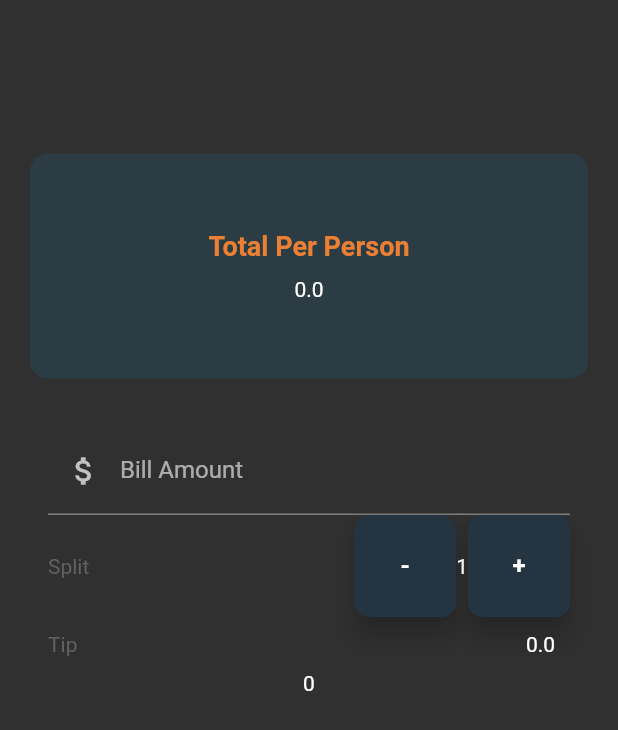
After one commit to hafidzsulistyan/globulator, a Flutter app: the BillView screen opened directly, on a phone screen of 412 x 824 dp. The commit adds this screen. Shown: the top 730 px of the screen. Run offline on Flutter 3.47's test engine with Material 2 defaults, Android fonts, the phone set to English and light mode, and no system bars; our stand-ins replace get; missing offline and left inert: function_tree.

Commit message:
Fix bugs at home and add the bill feature

```diff
--- /dev/null
+++ b/lib/app/core/theme.dart
@@ -0,0 +1,14 @@
+import 'package:flutter/material.dart';
+
+final ThemeData dark = ThemeData(
+    backgroundColor: const Color(0xff243441),
+    primaryColor: const Color(0xffEB8034),
+    accentColor: Colors.white60,
+    brightness: Brightness.dark,
+  );
+  final ThemeData light = ThemeData(
+    backgroundColor: const Color(0xffEBEBEB),
+    primaryColor: const Color(0xffEB8034),
+    accentColor: Colors.black38,
+    brightness: Brightness.light,
+  );
--- /dev/null
+++ b/lib/app/modules/bill/bindings/bill_binding.dart
@@ -0,0 +1,12 @@
+import 'package:get/get.dart';
+
+import '../controllers/bill_controller.dart';
+
+class BillBinding extends Bindings {
+  @override
+  void dependencies() {
+    Get.lazyPut<BillController>(
+      () => BillController(),
+    );
+  }
+}
--- /dev/null
+++ b/lib/app/modules/bill/controllers/bill_controller.dart
@@ -0,0 +1,27 @@
+import 'package:get/get.dart';
+
+class BillController extends GetxController {
+  var billAmount = 0.0.obs;
+  var personCounter = 1.obs;
+  var tipPercentage = 0.obs;
+  var tipAmount = 0.0.obs;
+  var totalBill = 0.0.obs;
+
+  void calculateTotalPerPerson(double billAmount, int splitBy, int tipPercentage) {
+    totalBill.value = (tipAmount.value + billAmount) / splitBy;
+  }
+
+  void calculateTotalTip(double billAmount, int tipPercentage) {
+    if (billAmount > 0) {
+      tipAmount.value = (billAmount * tipPercentage) / 100;
+    }
+  }
+
+  void updatePersonCount(String data) {
+    if (data == "+") {
+      personCounter.value++;
+    } else if (data == "-") {
+      personCounter.value--;
+    }
+  }
+}
--- /dev/null
+++ b/lib/app/modules/bill/views/bill_view.dart
@@ -0,0 +1,134 @@
+import 'package:flutter/material.dart';
+import 'package:flutter/services.dart';
+import 'package:get/get.dart';
+import 'package:globulator/app/core/theme.dart';
+
+import '../controllers/bill_controller.dart';
+import '../widgets/item_button_custom.dart';
+
+class BillView extends GetView<BillController> {
+  @override
+  Widget build(BuildContext context) {
+    SystemChrome.setPreferredOrientations([DeviceOrientation.portraitUp]);
+    return Scaffold(
+      body: SafeArea(
+        child: Container(
+          margin: EdgeInsets.only(top: MediaQuery.of(context).size.height * 0.1),
+          alignment: Alignment.center,
+          child: ListView(
+            padding: const EdgeInsets.all(20.0),
+            children: <Widget>[
+              Container(
+                width: 150,
+                height: 150,
+                decoration: BoxDecoration(
+                    color: Colors.lightBlue.withOpacity(0.1),
+                    borderRadius: BorderRadius.circular(12.0)),
+                child: Center(
+                  child: Column(
+                    mainAxisAlignment: MainAxisAlignment.center,
+                    children: <Widget>[
+                      Text(
+                        'Total Per Person',
+                        style: TextStyle(
+                          color: context.theme.primaryColor,
+                          fontSize: 18,
+                          fontWeight: FontWeight.bold
+                        ),
+                      ),
+                      SizedBox(
+                        height: 10,
+                      ),
+                      Obx(
+                        () => Text(
+                          '${controller.totalBill.value}',
+                        )
+                      )
+                    ],
+                  ),
+                ),
+              ),
+              Container(
+                margin: const EdgeInsets.only(top: 20.0),
+                padding: const EdgeInsets.all(12.0),
+                decoration: BoxDecoration(
+                  color: Colors.transparent,
+                  borderRadius: BorderRadius.circular(12.0),
+                ),
+                child: Column(
+                  children: <Widget>[
+                    TextField(
+                      keyboardType: TextInputType.numberWithOptions(decimal: true),
+                      style: TextStyle(color: context.theme.primaryColor),
+                      decoration: InputDecoration(
+                        hintText: "10000",
+                        labelText: "Bill Amount",
+                        prefixIcon: Icon(Icons.attach_money)
+                      ),
+                      onEditingComplete: () =>
+                        Get.obs,
+                    ),
+                    Row(
+                      mainAxisAlignment: MainAxisAlignment.spaceBetween,
+                      children: <Widget>[
+                        Text(
+                          "Split",
+                          style: TextStyle(color: Colors.grey.shade700),
+                        ),
+                        Row(
+                          children: <Widget>[
+                            ItemButtonCustom(
+                              text: '-',
+                              value: '-'
+                            ),
+                            Obx(
+                              () => Text(
+                              '${controller.personCounter.value}',
+                              ),
+                            ),
+                            ItemButtonCustom(
+                              text: '+',
+                              value: '+'
+                            ),
+                          ],
+                        )
+                      ],
+                    ),
+                    Row(
+                      mainAxisAlignment: MainAxisAlignment.spaceBetween,
+                      children: <Widget>[
+                        Text(
+                          'Tip',
+                          style: TextStyle(color: Colors.grey.shade700),
+                        ),
+                        Padding(
+                          padding: const EdgeInsets.all(10.0),
+                          child: Obx(
+                            () => Text(
+                            '${controller.tipAmount.value}'
+                            ),
+                          )
+                        )
+                      ],
+                    ),
+                    //Slider
+                    Column(
+                      children: <Widget>[
+                        Obx(
+                          () => Text(
+                            '${controller.tipPercentage.value}',
+                          ),
+                        ),
+                      ],
+                    )
+                  ],
+                )
+              )
+            ]
+          ),
+        )
+      )
+    );
+  }
+
+}
--- /dev/null
+++ b/lib/app/modules/bill/widgets/item_button_custom.dart
@@ -0,0 +1,43 @@
+import 'package:flutter/material.dart';
+import 'package:get/get.dart';
+
+import '../controllers/bill_controller.dart';
+
+class ItemButtonCustom extends GetView<BillController> {
+  const ItemButtonCustom({
+    Key? key,
+    required this.text,
+    required this.value,
+  }) : super(key: key);
+
+  final String text;
+  final String value;
+
+  @override
+  Widget build(BuildContext context) {
+    return Material(
+      borderRadius: BorderRadius.circular(10),
+      elevation: 7,
+      color: context.theme.backgroundColor,
+      child: InkWell(
+        onTap: () {
+          controller.updatePersonCount(value);
+        },
+        borderRadius: BorderRadius.circular(10),
+        child: Container(
+          width: Get.width * 0.165,
+          height: Get.width * 0.165,
+          child: Center(
+            child: Text(
+              text,
+              style: TextStyle(
+                fontSize: 16,
+                fontWeight: FontWeight.w600,
+              ),
+            ),
+          ),
+        ),
+      ),
+    );
+  }
+}
--- a/lib/app/modules/home/views/home_view.dart
+++ b/lib/app/modules/home/views/home_view.dart
@@ -1,22 +1,11 @@
 import 'package:flutter/material.dart';
 import 'package:flutter/services.dart';
 import 'package:get/get.dart';
+import 'package:globulator/app/core/theme.dart';
 
 import '../controllers/home_controller.dart';
 
 class HomeView extends GetView<HomeController> {
-  final ThemeData dark = ThemeData(
-    backgroundColor: const Color(0xff243441),
-    primaryColor: const Color(0xffEB8034),
-    brightness: Brightness.dark,
-    colorScheme: ColorScheme.fromSwatch().copyWith(secondary: Colors.white60),
-  );
-  final ThemeData light = ThemeData(
-    backgroundColor: const Color(0xffEBEBEB),
-    primaryColor: const Color(0xffEB8034),
-    brightness: Brightness.light,
-    colorScheme: ColorScheme.fromSwatch().copyWith(secondary: Colors.black38),
-  );
   @override
   Widget build(BuildContext context) {
     SystemChrome.setPreferredOrientations([DeviceOrientation.portraitUp]);
@@ -55,7 +44,7 @@ class HomeView extends GetView<HomeController> {
                           "${controller.text}",
                           style: TextStyle(
                             fontSize: 25,
-                            color: context.theme.colorScheme.secondary,
+                            color: context.theme.accentColor,
                           ),
                         ),
                       ),
--- a/lib/main.dart
+++ b/lib/main.dart
@@ -9,8 +9,8 @@ void main() {
       theme: ThemeData(
         backgroundColor: Color(0xff243441),
         primaryColor: Color(0xffEB8034),
+        accentColor: Colors.white60,
         brightness: Brightness.dark,
-        colorScheme: ColorScheme.fromSwatch().copyWith(secondary: Colors.white60),
       ),
       title: "Application",
       initialRoute: AppPages.INITIAL,
```
